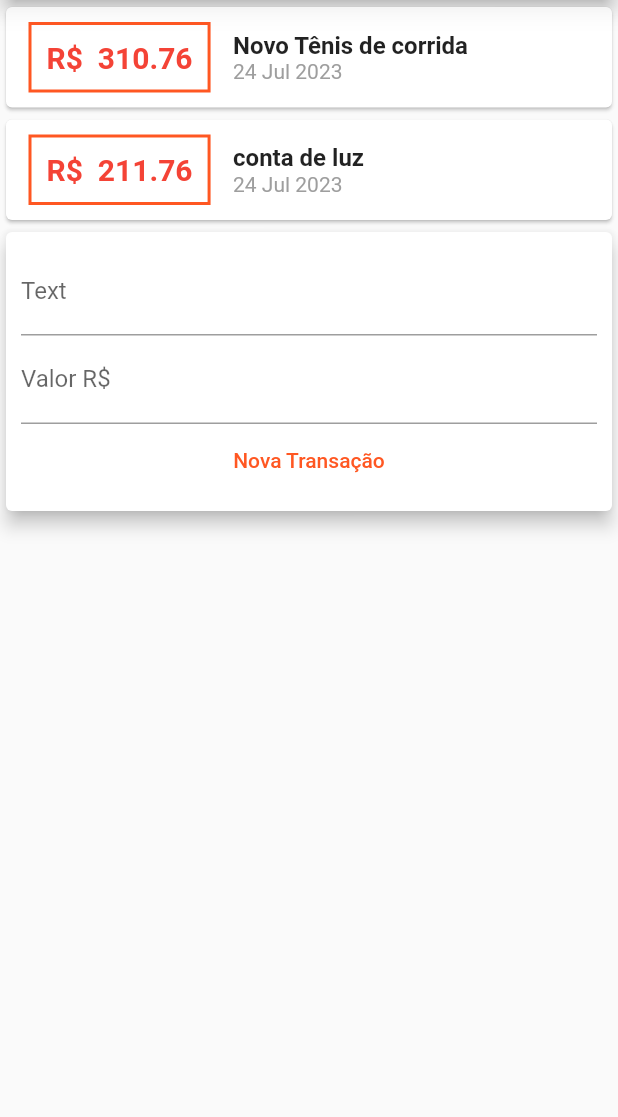
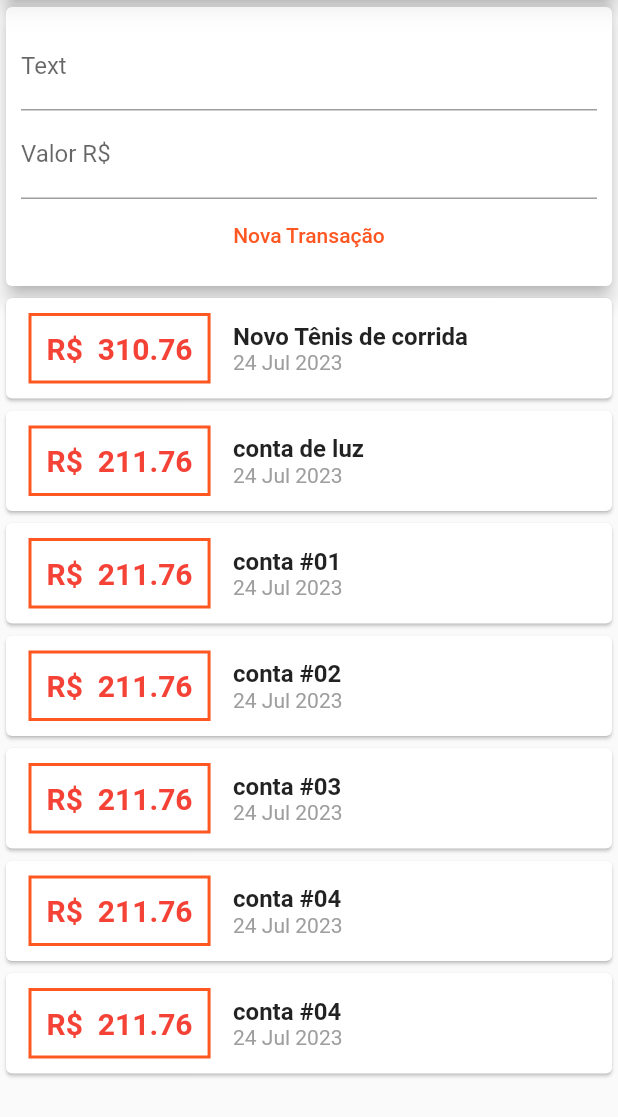
Before and after one commit to RislanSousa/financas_pessoais, a Flutter app: the screen it shows after launch, on a phone screen of 412 x 824 dp, the part 119-1236 px from its top. Run offline on Flutter 3.47's test engine with Material 2 defaults, Android fonts, the phone set to English and light mode, and no system bars.

```diff
--- a/lib/components/transaction_user.dart
+++ b/lib/components/transaction_user.dart
@@ -26,6 +26,41 @@ class _TransactionUserState extends State<TransactionUser> {
       value: 211.76,
       date: DateTime.now(),
     ), //Transaction
+
+    Transaction(
+      id: 't20',
+      title: 'conta #01',
+      value: 211.76,
+      date: DateTime.now(),
+    ),
+    //Transaction
+    Transaction(
+      id: 't3',
+      title: 'conta #02',
+      value: 211.76,
+      date: DateTime.now(),
+    ),
+    //Transaction
+    Transaction(
+      id: 't4',
+      title: 'conta #03',
+      value: 211.76,
+      date: DateTime.now(),
+    ), //Transaction
+
+    Transaction(
+      id: 't5',
+      title: 'conta #04',
+      value: 211.76,
+      date: DateTime.now(),
+    ), //Transaction
+
+    Transaction(
+      id: 't5',
+      title: 'conta #04',
+      value: 211.76,
+      date: DateTime.now(),
+    ), //Transaction
   ];
 
 
@@ -47,8 +82,8 @@ class _TransactionUserState extends State<TransactionUser> {
   Widget build(BuildContext context) {
     return Column(
       children: <Widget>[
+        TransactionForm(_addTransaction),
         TransactionList(_transactions),
-        TransactionForm(_addTransaction),
       ],
     );
   }
--- a/lib/main.dart
+++ b/lib/main.dart
@@ -23,9 +23,15 @@ class MyHomePage extends StatelessWidget {
         elevation: 10,
         title: Text('Despesas pessoais'),
       ),
-      body: Column(
+      body: SingleChildScrollView(
+        child: Column(
           crossAxisAlignment: CrossAxisAlignment.stretch,
           children: <Widget>[
+
+            /*Involvendo 'Colum' com componente 'with widget' substituindo 'Wdget'
+             por SingleChildScrollView (Visualização de rolagem de filho unico)
+            componente responsavel pro tornar tela scroll */
+
             Container(
               width: double.infinity,
               child: Card(
@@ -38,6 +44,7 @@ class MyHomePage extends StatelessWidget {
             TransactionUser(),
           ],
         ),
+      ),
     );
   }
 }
```
Lines whose indentation alone changed are shown as unchanged.
